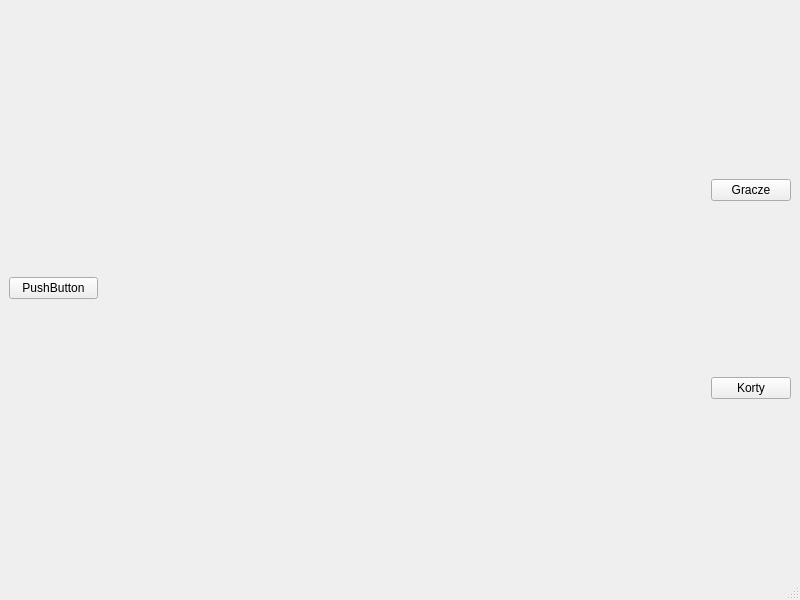
Old version of the form src/ui/mainWindow.ui in the repository messer440/obslugaTurnieji.
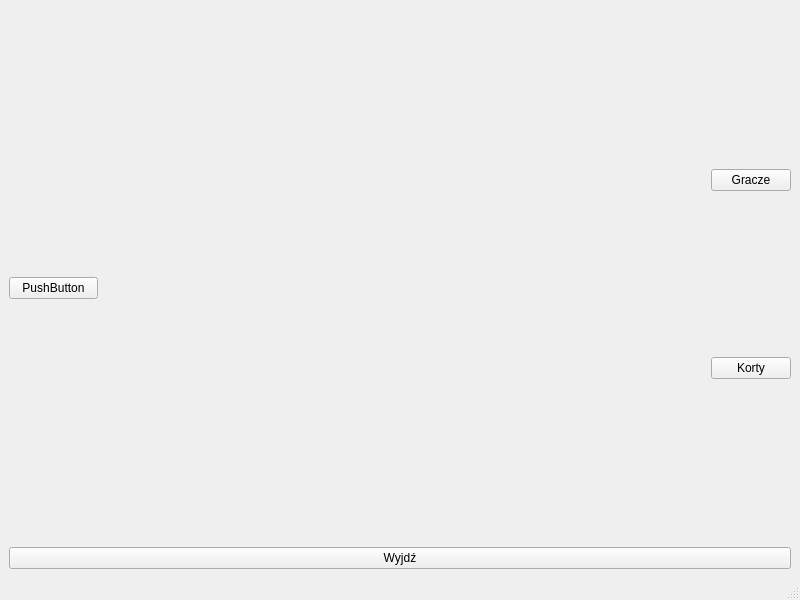
New version of the form.

Commit message: button exit w mainWindow

```diff
--- a/src/ui/mainWindow.ui
+++ b/src/ui/mainWindow.ui
@@ -96,6 +96,13 @@
       </item>
      </layout>
     </item>
+    <item row="1" column="0">
+     <widget class="QPushButton" name="buttonExit">
+      <property name="text">
+       <string>Wyjdź</string>
+      </property>
+     </widget>
+    </item>
    </layout>
   </widget>
   <widget class="QStatusBar" name="statusbar"/>
```
The commit also changes 5 other files.
